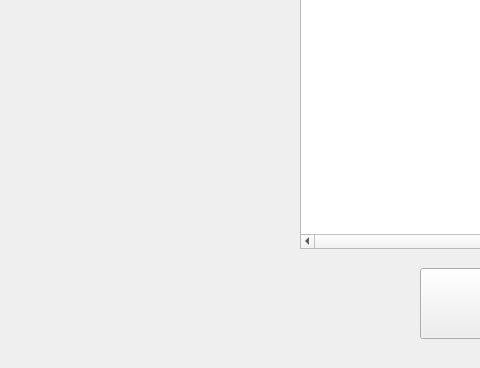
The window that app/game.ui (ce-itcr/Gladiators-GBP) describes before a commit, drawn with Qt 5; both pictures show x 520 to 1000 and y 432 to 800 of the 1200 by 800 pixel window.
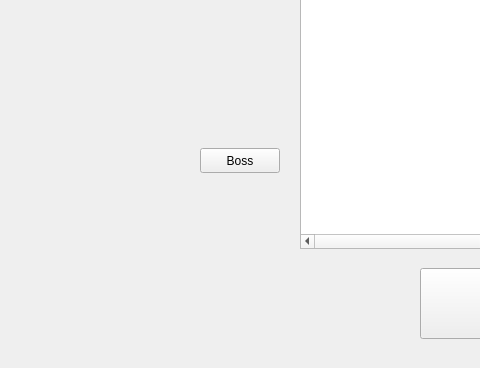
The same window after the commit. Icons and pictures are not drawn.

What changed in the file:
```diff
--- a/app/game.ui
+++ b/app/game.ui
@@ -936,6 +936,19 @@
     <set>Qt::AlignCenter</set>
    </property>
   </widget>
+  <widget class="QPushButton" name="spawnBoss">
+   <property name="geometry">
+    <rect>
+     <x>720</x>
+     <y>580</y>
+     <width>80</width>
+     <height>25</height>
+    </rect>
+   </property>
+   <property name="text">
+    <string>Boss</string>
+   </property>
+  </widget>
  </widget>
  <resources>
   <include location="imgresources.qrc"/>
```
